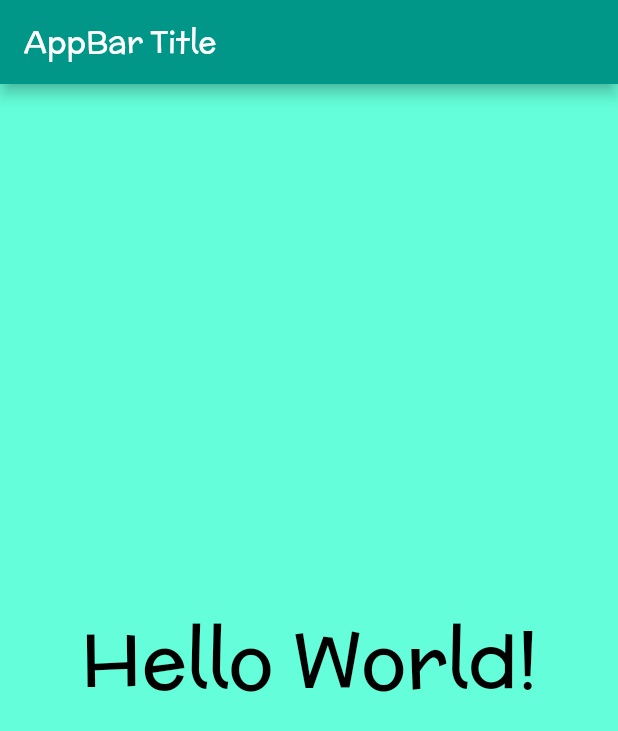
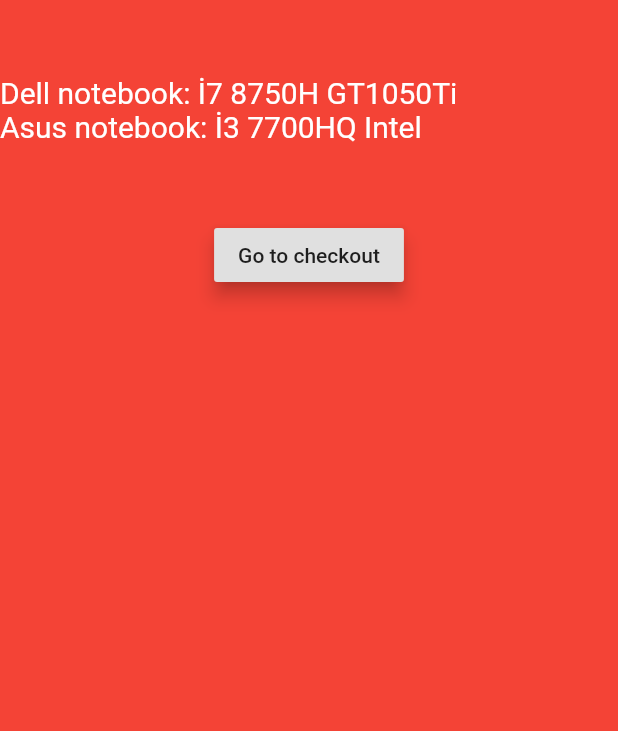
Before and after one commit to emrullahayin/first_flutter, a Flutter app: the screen it shows after launch, on a phone screen of 412 x 824 dp. Shown: the top 731 px of the screen. Run offline on Flutter 3.47's test engine with Material 2 defaults, Android fonts, the phone set to English and light mode, and no system bars.

Commit message:
add button

```diff
--- a/lib/main.dart
+++ b/lib/main.dart
@@ -1,35 +1,6 @@
 import 'package:flutter/material.dart';
+import 'package:first_flutter/screens/home.dart';
 
 void main() {
-  runApp(HelloWorldApp());
+  runApp(Home());
 }
-
-class HelloWorldApp extends StatelessWidget {
-  @override
-  Widget build(BuildContext context) {
-    // TODO: implement build
-    return MaterialApp(
-        title: "My First Flutter App",
-        theme: ThemeData(fontFamily: "McLaren"),
-        home: Scaffold(
-            appBar: AppBar(
-                backgroundColor: Colors.teal, title: Text("AppBar Title")),
-            body: MainPage()));
-  }
-}
-
-class MainPage extends StatelessWidget {
-  @override
-  Widget build(BuildContext context) {
-    // TODO: implement build
-    return Material(
-      color: Colors.tealAccent,
-      child: Center(
-          child: Text(
-        "Hello World!",
-        textDirection: TextDirection.ltr,
-        style: TextStyle(color: Colors.black, fontSize: 50.0),
-      )),
-    );
-  }
-}
--- /dev/null
+++ b/lib/screens/home.dart
@@ -0,0 +1,71 @@
+import 'package:flutter/material.dart';
+
+class Home extends StatelessWidget {
+  @override
+  Widget build(BuildContext context) {
+    // TODO: implement build
+    return Center(
+      child: Container(
+          alignment: Alignment.topLeft,
+          color: Colors.red,
+          padding: EdgeInsets.only(top: 50.0),
+          child: Column(
+            children: <Widget>[
+              Row(
+                textDirection: TextDirection.ltr,
+                children: <Widget>[
+                  Text(
+                    "Dell notebook: ",
+                    textDirection: TextDirection.ltr,
+                    style: TextStyle(fontSize: 20.0),
+                  ),
+                  Expanded(
+                    child: Text(
+                      "İ7 8750H GT1050Ti",
+                      textDirection: TextDirection.ltr,
+                      style: TextStyle(fontSize: 20.0),
+                    ),
+                  )
+                ],
+              ),
+              Row(
+                textDirection: TextDirection.ltr,
+                children: <Widget>[
+                  Text(
+                    "Asus notebook: ",
+                    textDirection: TextDirection.ltr,
+                    style: TextStyle(fontSize: 20.0),
+                  ),
+                  Expanded(
+                    child: Text(
+                      "İ3 7700HQ Intel",
+                      textDirection: TextDirection.ltr,
+                      style: TextStyle(fontSize: 20.0),
+                    ),
+                  )
+                ],
+              ),
+              Directionality(
+                child: OrderButton(),
+                textDirection: TextDirection.ltr,
+              )
+            ],
+          )),
+    );
+  }
+}
+
+class OrderButton extends StatelessWidget {
+  @override
+  Widget build(BuildContext context) {
+    var button = Container(
+      margin: EdgeInsets.only(top: 50.0),
+      child: RaisedButton(
+        child: Text("Go to checkout"),
+        onPressed: () {},
+        elevation: 5.0,
+      ),
+    );
+    return button;
+  }
+}
```
